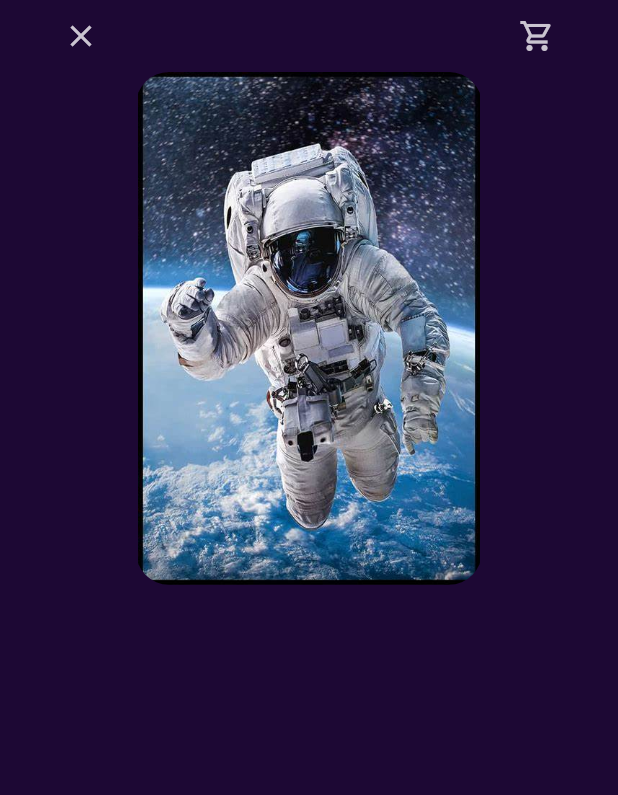
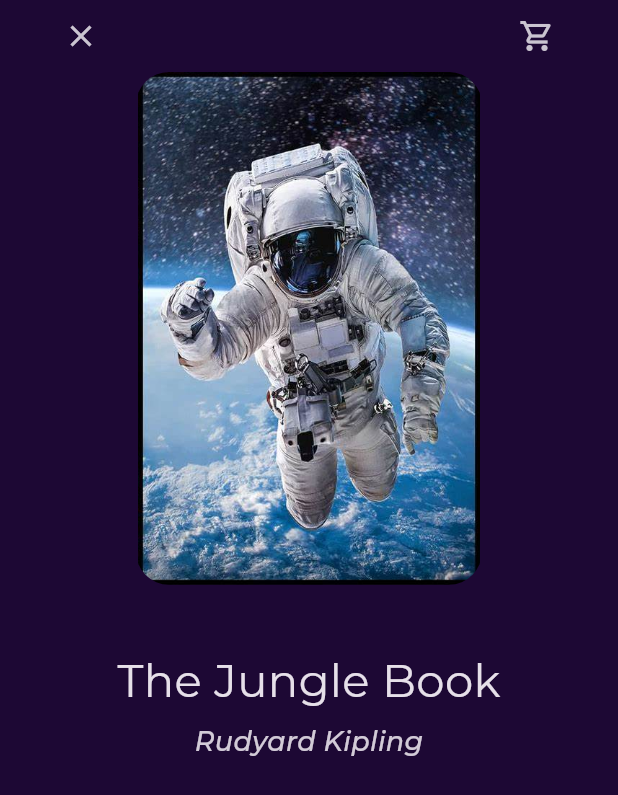
Before and after one commit to Mostafa13elkomy/book_app, a Flutter app: the BookDetailsView screen opened by its route, on a phone screen of 412 x 824 dp. Shown: the top 795 px of the screen. Run offline on Flutter 3.47's test engine with Material 3 defaults, Android fonts, the phone set to English and light mode, and no system bars; our stand-ins replace font_awesome_flutter, go_router, google_fonts.

Commit message:
add subtitle to book details

```diff
--- a/lib/features/home/presentaion/views/widgets/book_details_body.dart
+++ b/lib/features/home/presentaion/views/widgets/book_details_body.dart
@@ -1,3 +1,4 @@
+import 'package:book_app/core/utlis/styles.dart';
 import 'package:book_app/features/home/presentaion/views/widgets/custom_book_details_app_bar.dart';
 import 'package:book_app/features/home/presentaion/views/widgets/custom_book_item.dart';
 import 'package:flutter/material.dart';
@@ -13,8 +14,26 @@ class BookDetailsViewBody extends StatelessWidget {
         Padding(
           padding: EdgeInsets.symmetric(
               horizontal: MediaQuery.of(context).size.width * .22),
-          child:const CustomBookImage(),
-        )
+          child: const CustomBookImage(),
+        ),
+        const SizedBox(
+          height: 43,
+        ),
+        const Text(
+          'The Jungle Book',
+          style: Styles.textStyle30,
+        ),
+        const SizedBox(
+          height: 6,
+        ),
+        Opacity(
+          opacity: .9,
+          child: Text(
+            'Rudyard Kipling',
+            style: Styles.textStyle18.copyWith(
+                fontStyle: FontStyle.italic, fontWeight: FontWeight.w500),
+          ),
+        ),
       ],
     );
   }
```
